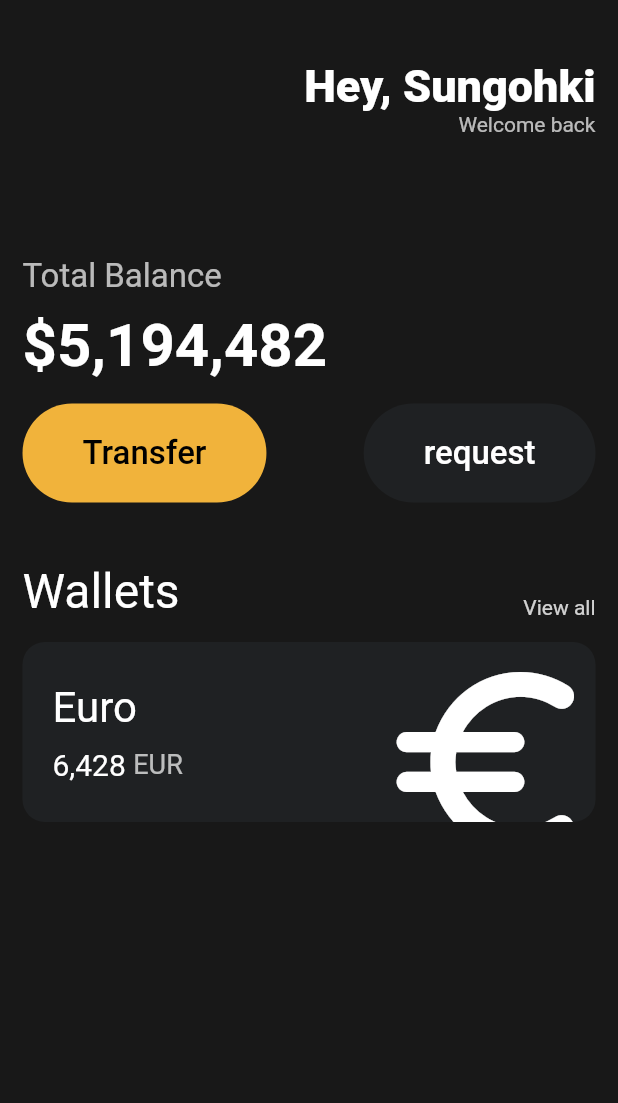
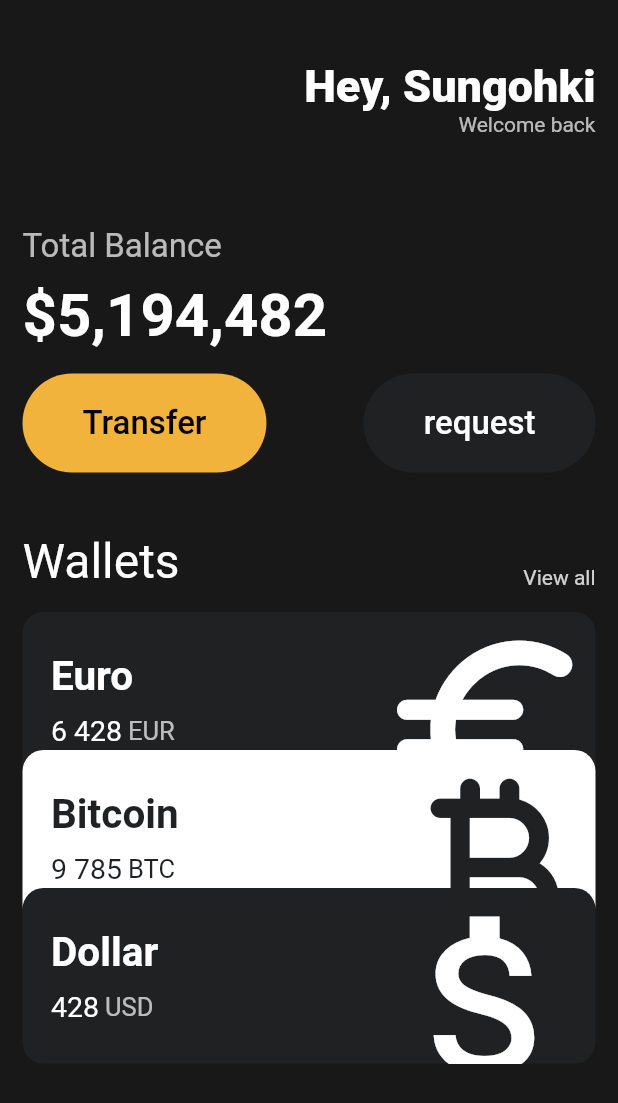
Before and after one commit to sungohki/webtoonViewer, a Flutter app: the screen it shows after launch, on a phone screen of 412 x 824 dp. Shown: the top 1103 px of the screen. Run offline on Flutter 3.47's test engine with Material 2 defaults, Android fonts, the phone set to English and light mode, and no system bars.

Commit message:
modified : add bitcoin card and usd card

```diff
--- a/src/lib/main.dart
+++ b/src/lib/main.dart
@@ -1,5 +1,6 @@
 import 'package:flutter/material.dart';
 import 'package:toon/widgets/button.dart';
+import 'package:toon/widgets/currency_card.dart';
 
 void main() {
   runApp(const App());
@@ -16,7 +17,8 @@
       backgroundColor: const Color(0xFF181818),
       // backgroundColor: Color.fromARGB(18, 18, 18, 1),
       // backgroundColor: Colors.black,
-      body: Padding(
+      body: SingleChildScrollView(
+        child: Padding(
           padding: const EdgeInsets.symmetric(horizontal: 15),
           child: Column(
             crossAxisAlignment: CrossAxisAlignment.start,
@@ -49,7 +51,7 @@
                 ],
               ),
               const SizedBox(
-              height: 80,
+                height: 60,
               ),
               Text(
                 "Total Balance",
@@ -111,73 +113,37 @@
               const SizedBox(
                 height: 15,
               ),
-            Container(
-              // first card
-              clipBehavior: Clip.hardEdge,
-              decoration: BoxDecoration(
-                color: const Color(0xFF1F2123),
-                borderRadius: BorderRadius.circular(15),
+              const CurrencyCard(
+                name: 'Euro',
+                code: 'EUR',
+                amount: '6 428',
+                icon: Icons.euro_rounded,
+                isInverted: false,
               ),
-              child: Padding(
-                padding: const EdgeInsets.all(20),
-                child: Row(
-                  mainAxisAlignment: MainAxisAlignment.spaceBetween,
-                  children: [
-                    Column(
-                      crossAxisAlignment: CrossAxisAlignment.start,
-                      children: [
-                        const Text(
-                          'Euro',
-                          style: TextStyle(
-                            color: Colors.white,
-                            fontSize: 28,
-                            fontWeight: FontWeight.w400,
+              Transform.translate(
+                offset: const Offset(0, -25),
+                child: const CurrencyCard(
+                  name: 'Bitcoin',
+                  code: 'BTC',
+                  amount: '9 785',
+                  icon: Icons.currency_bitcoin_rounded,
+                  isInverted: true,
                 ),
               ),
-                        const SizedBox(
-                          height: 10,
-                        ),
-                        Row(
-                          children: [
-                            const Text(
-                              '6,428',
-                              style: TextStyle(
-                                color: Colors.white,
-                                fontSize: 20,
-                              ),
-                            ),
-                            const SizedBox(
-                              width: 5,
-                            ),
-                            Text(
-                              'EUR',
-                              style: TextStyle(
-                                color: Colors.white.withOpacity(0.7),
-                                fontSize: 18,
-                              ),
-                            ),
-                          ],
-                        ),
-                      ],
-                    ),
-                    Transform.scale(
-                      scale: 2,
-                      child: Transform.translate(
-                        offset: const Offset(-5, 10),
-                        child: const Icon(
-                          Icons.euro_rounded,
-                          color: Colors.white,
-                          size: 80,
-                        ),
+              Transform.translate(
+                offset: const Offset(0, -50),
+                child: const CurrencyCard(
+                  name: 'Dollar',
+                  code: 'USD',
+                  amount: '428',
+                  icon: Icons.attach_money_outlined,
+                  isInverted: false,
                 ),
               ),
             ],
           ),
         ),
       ),
-          ],
-        ),
-      ),
     )));
   }
 }
--- a/src/lib/widgets/currency_card.dart
+++ b/src/lib/widgets/currency_card.dart
@@ -3,6 +3,9 @@
 class CurrencyCard extends StatelessWidget {
   final String name, code, amount;
   final IconData icon;
+  final bool isInverted;
+
+  final _blackColor = const Color(0xFF1F2123);
 
   const CurrencyCard({
     super.key,
@@ -10,6 +13,7 @@
     required this.code,
     required this.amount,
     required this.icon,
+    required this.isInverted,
   });
 
   @override
@@ -18,7 +22,7 @@
       // first card
       clipBehavior: Clip.hardEdge,
       decoration: BoxDecoration(
-        color: const Color(0xFF1F2122),
+        color: isInverted ? Colors.white : _blackColor,
         borderRadius: BorderRadius.circular(14),
       ),
       child: Padding(
@@ -31,10 +35,10 @@
               children: [
                 Text(
                   name,
-                  style: const TextStyle(
-                    color: Colors.white,
+                  style: TextStyle(
+                    color: isInverted ? _blackColor : Colors.white,
                     fontSize: 27,
-                    fontWeight: FontWeight.w300,
+                    fontWeight: FontWeight.w700,
                   ),
                 ),
                 const SizedBox(
@@ -44,8 +48,8 @@
                   children: [
                     Text(
                       amount,
-                      style: const TextStyle(
-                        color: Colors.white,
+                      style: TextStyle(
+                        color: isInverted ? _blackColor : Colors.white,
                         fontSize: 19,
                       ),
                     ),
@@ -55,7 +59,9 @@
                     Text(
                       code,
                       style: TextStyle(
-                        color: Colors.white.withOpacity(0.7),
+                        color: isInverted
+                            ? _blackColor
+                            : Colors.white.withOpacity(0.7),
                         fontSize: 17,
                       ),
                     ),
@@ -69,7 +75,7 @@
                 offset: const Offset(-6, 10),
                 child: Icon(
                   icon,
-                  color: Colors.white,
+                  color: isInverted ? _blackColor : Colors.white,
                   size: 79,
                 ),
               ),
```
Lines whose indentation alone changed are shown as unchanged.
